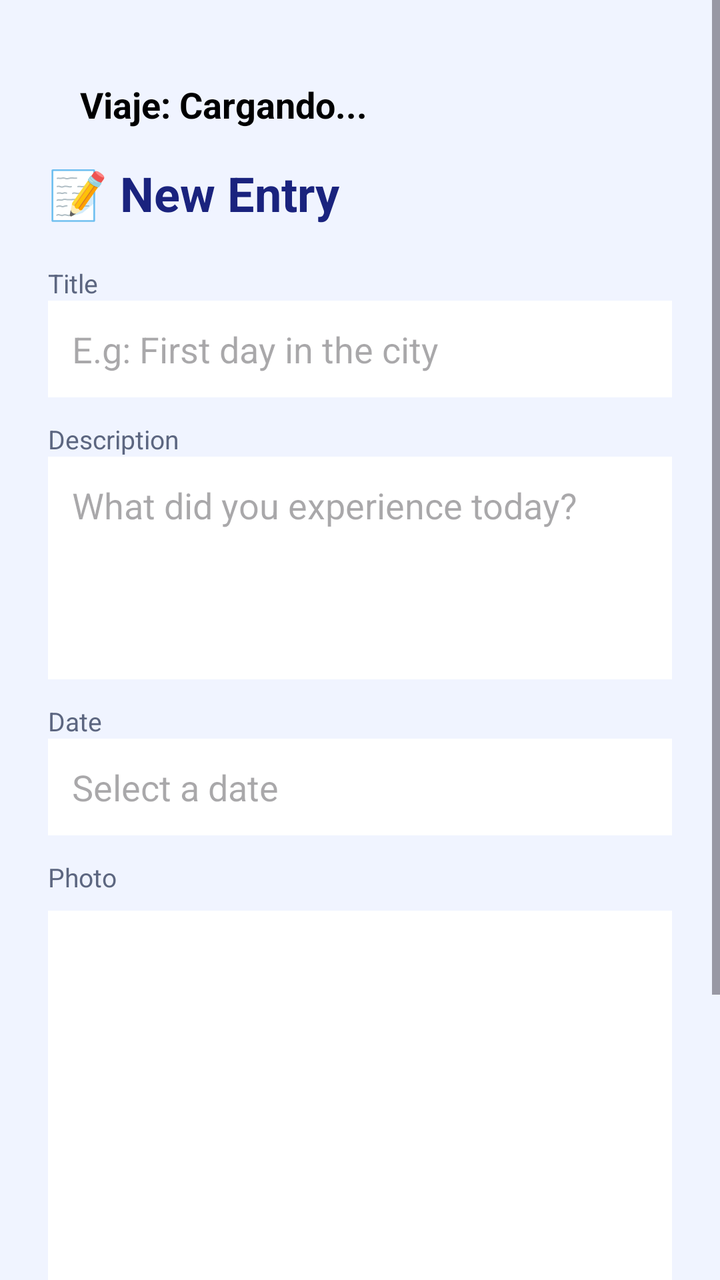
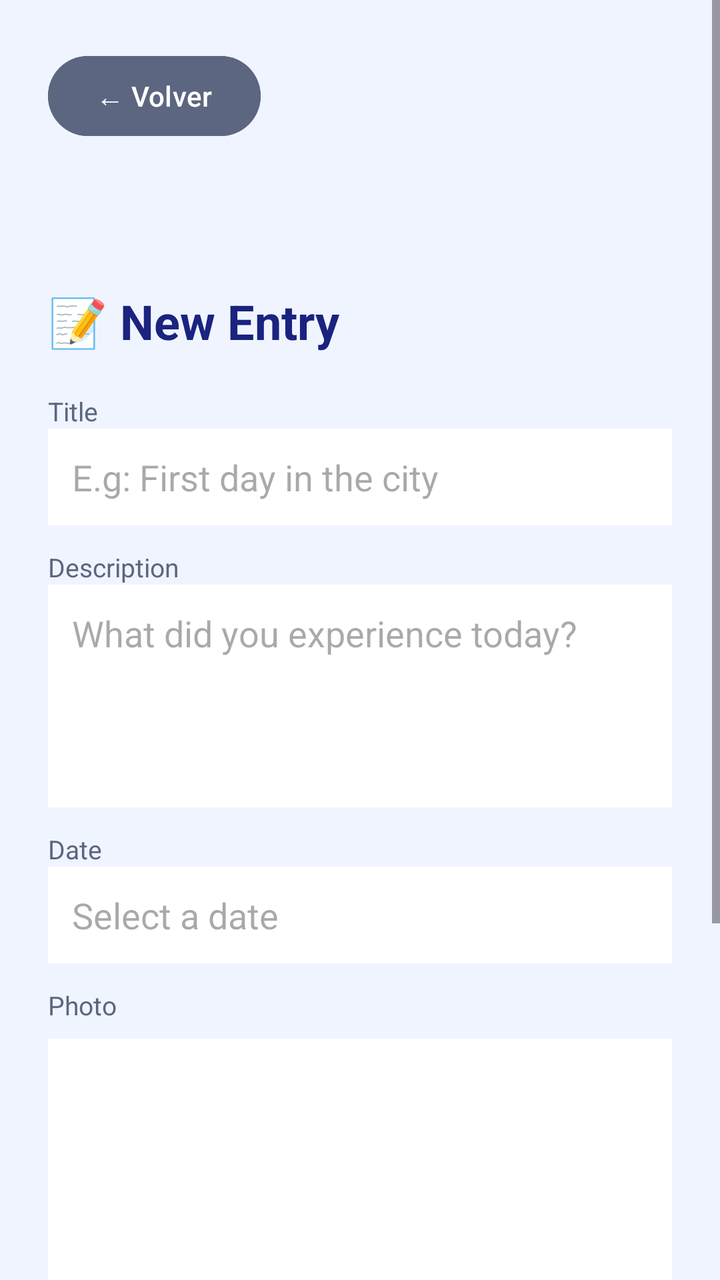

Screens rendered from an Android XML layout before and after an edit, with the pre-edit source and the edit as a unified diff.
<!-- AndroidManifest.xml: application theme Theme.DiarioViajes -->
<!-- res/layout/activity_add_entry.xml -->
<ScrollView xmlns:android="http://schemas.android.com/apk/res/android"
    android:layout_width="match_parent"
    android:layout_height="match_parent"
    android:background="#F0F4FF">

    <LinearLayout
        android:orientation="vertical"
        android:padding="24dp"
        android:layout_width="match_parent"
        android:layout_height="wrap_content">

        
        <TextView
            android:id="@+id/tvNombreViaje"
            android:layout_width="match_parent"
            android:layout_height="wrap_content"
            android:text="Viaje: Cargando..."
            android:textSize="18sp"
            android:textStyle="bold"
            android:textColor="@color/black"
            android:padding="16dp"
            android:background="#F0F4FF"
            android:gravity="center_vertical" />

        <TextView
            android:text="@string/titulo_nueva_entrada"
            android:textSize="24sp"
            android:textStyle="bold"
            android:textColor="#1A237E"
            android:layout_marginBottom="20dp"
            android:layout_width="wrap_content"
            android:layout_height="wrap_content"/>

        
        <TextView
            android:text="@string/label_titulo"
            android:textColor="#5C6680"
            android:textSize="13sp"
            android:layout_width="wrap_content"
            android:layout_height="wrap_content"/>
        <EditText
            android:id="@+id/etTitulo"
            android:hint="@string/hint_titulo_entrada"
            android:background="#FFFFFF"
            android:padding="12dp"
            android:layout_marginBottom="12dp"
            android:layout_width="match_parent"
            android:layout_height="wrap_content"/>

        
        <TextView
            android:text="@string/label_descripcion"
            android:textColor="#5C6680"
            android:textSize="13sp"
            android:layout_width="wrap_content"
            android:layout_height="wrap_content"/>
        <EditText
            android:id="@+id/etDescripcion"
            android:hint="@string/hint_descripcion_entrada"
            android:background="#FFFFFF"
            android:padding="12dp"
            android:minLines="4"
            android:gravity="top"
            android:layout_marginBottom="12dp"
            android:layout_width="match_parent"
            android:layout_height="wrap_content"/>

        
        <TextView
            android:text="@string/label_fecha"
            android:textColor="#5C6680"
            android:textSize="13sp"
            android:layout_width="wrap_content"
            android:layout_height="wrap_content"/>
        <EditText
            android:id="@+id/etFecha"
            android:hint="@string/selecciona_fecha"
            android:focusable="false"
            android:background="#FFFFFF"
            android:padding="12dp"
            android:layout_marginBottom="12dp"
            android:layout_width="match_parent"
            android:layout_height="wrap_content"/>

        
        <TextView
            android:text="@string/label_foto"
            android:textColor="#5C6680"
            android:textSize="13sp"
            android:layout_width="wrap_content"
            android:layout_height="wrap_content"/>

        <ImageView
            android:id="@+id/imgFoto"
            android:background="#FFFFFF"
            android:scaleType="centerCrop"
            android:layout_marginTop="8dp"
            android:layout_marginBottom="8dp"
            android:layout_width="match_parent"
            android:layout_height="220dp"
            android:contentDescription="Foto seleccionada" />

        <Button
            android:id="@+id/btnSeleccionarFoto"
            android:text="@string/btn_seleccionar_foto"
            android:backgroundTint="#5C6680"
            android:textColor="#FFFFFF"
            android:layout_marginBottom="20dp"
            android:layout_width="match_parent"
            android:layout_height="wrap_content"/>

        <Button
            android:id="@+id/btnGuardar"
            android:text="@string/btn_guardar_entrada"
            android:backgroundTint="#1A237E"
            android:textColor="#FFFFFF"
            android:textStyle="bold"
            android:layout_width="match_parent"
            android:layout_height="wrap_content"/>

    </LinearLayout>
</ScrollView>
<!-- resources referenced by this layout -->
<resources>
  <color name="black">#FF000000</color>
  <string name="btn_guardar_entrada">Save Entry</string>
  <string name="btn_seleccionar_foto">📷 Select photo</string>
  <string name="hint_descripcion_entrada">What did you experience today?</string>
  <string name="hint_titulo_entrada">E.g: First day in the city</string>
  <string name="label_descripcion">Description</string>
  <string name="label_fecha">Date</string>
  <string name="label_foto">Photo</string>
  <string name="label_titulo">Title</string>
  <string name="selecciona_fecha">Select a date</string>
  <string name="titulo_nueva_entrada">📝 New Entry</string>
  <style name="Theme.DiarioViajes" parent="Base.Theme.DiarioViajes" />
  <style name="Base.Theme.DiarioViajes" parent="Theme.Material3.DayNight.NoActionBar">
          
          
      </style>
</resources>

<!-- the commit's change to res/layout/activity_add_entry.xml (unified diff, before → after) -->
@@ -9,12 +9,18 @@
         android:layout_width="match_parent"
         android:layout_height="wrap_content">
 
-        
+        <Button
+            android:id="@+id/btnVolver"
+            android:layout_width="wrap_content"
+            android:layout_height="wrap_content"
+            android:text="← Volver"
+            android:backgroundTint="#5C6680"
+            android:textColor="#FFFFFF"
+            android:layout_marginBottom="16dp"/>
         <TextView
             android:id="@+id/tvNombreViaje"
             android:layout_width="match_parent"
             android:layout_height="wrap_content"
-            android:text="Viaje: Cargando..."
             android:textSize="18sp"
             android:textStyle="bold"
             android:textColor="@color/black"
